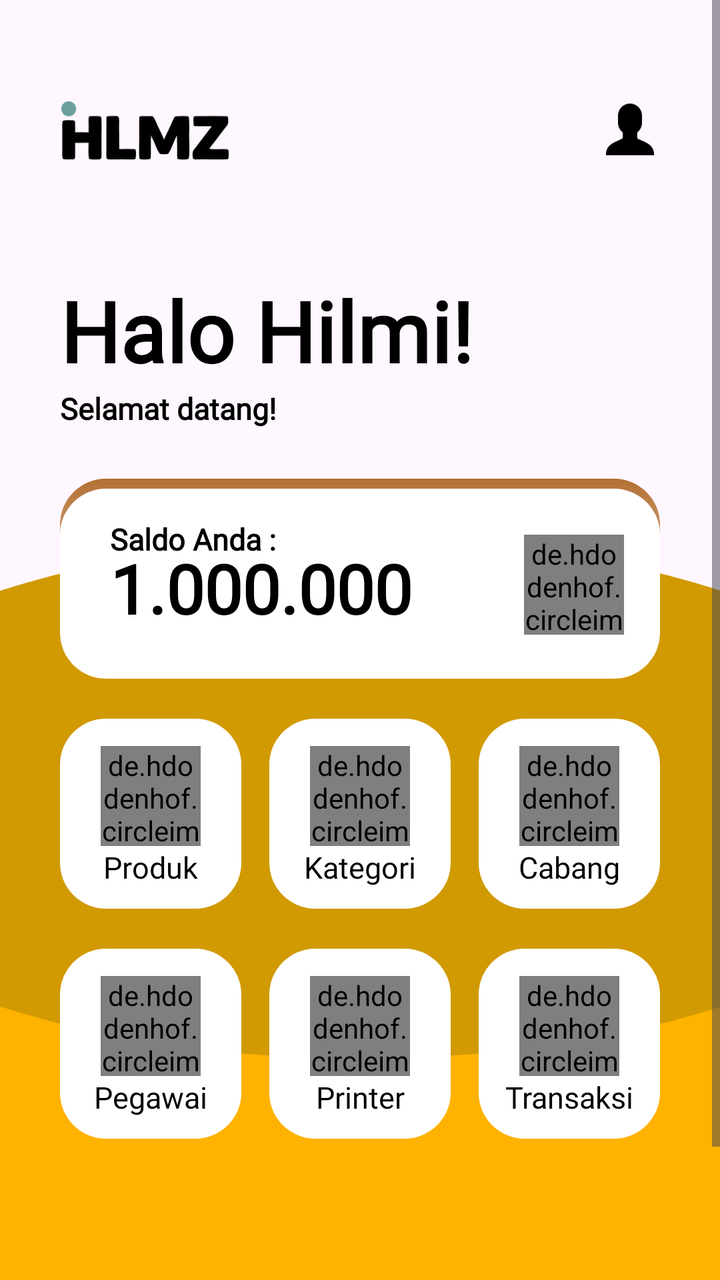
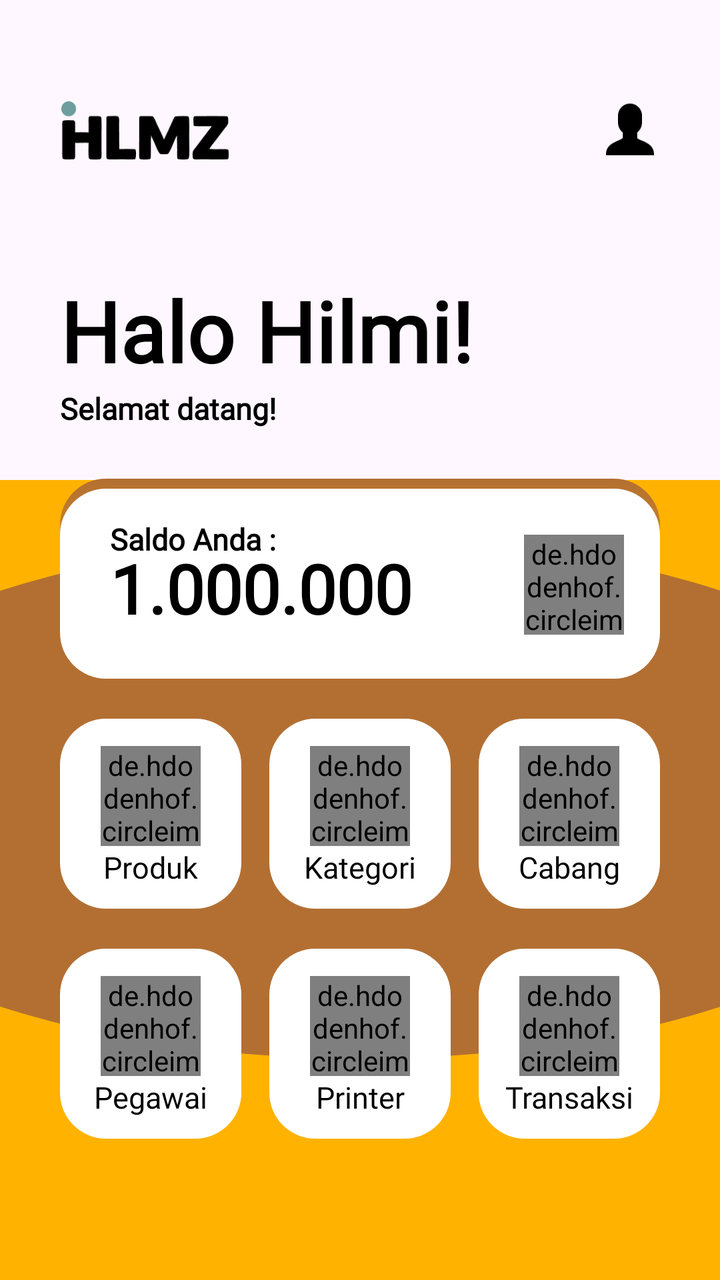

Screens rendered from an Android XML layout before and after an edit, with the pre-edit source and the edit as a unified diff.
<!-- AndroidManifest.xml: application theme Theme.ProjekPenjualanHilmi -->
<!-- res/layout/activity_main.xml -->
<?xml version="1.0" encoding="utf-8"?>
<ScrollView xmlns:android="http://schemas.android.com/apk/res/android"
    xmlns:app="http://schemas.android.com/apk/res-auto"
    xmlns:tools="http://schemas.android.com/tools"
    android:id="@+id/main"
    android:layout_width="match_parent"
    android:layout_height="match_parent"
    android:fillViewport="true"
    tools:context=".MainActivity">

    <androidx.constraintlayout.widget.ConstraintLayout
        android:layout_width="match_parent"
        android:layout_height="wrap_content">

        <ImageView
            android:id="@+id/logoApp"
            android:layout_width="85dp"
            android:layout_height="30dp"
            android:layout_marginTop="50dp"
            android:layout_marginLeft="30dp"
            android:background="@drawable/logohlmz"
            app:layout_constraintTop_toTopOf="parent"
            app:layout_constraintLeft_toLeftOf="parent"/>

        <ImageView
            android:id="@+id/ivProfile"
            android:layout_width="30dp"
            android:layout_height="30dp"
            android:background="@drawable/img"
            android:layout_marginTop="50dp"
            android:layout_marginRight="30dp"
            app:layout_constraintTop_toTopOf="parent"
            app:layout_constraintRight_toRightOf="parent"/>

        <TextView
            android:id="@+id/haihilmi"
            android:layout_width="wrap_content"
            android:layout_height="wrap_content"
            android:fontFamily="@font/alata"
            android:text="Halo Hilmi!"
            android:textColor="@color/black"
            android:textSize="42dp"
            android:textStyle="bold"
            android:layout_marginTop="137dp"
            android:layout_marginLeft="30dp"
            app:layout_constraintTop_toTopOf="parent"
            app:layout_constraintLeft_toLeftOf="parent"/>

        <TextView
            android:id="@+id/selamatdatang"
            android:layout_width="wrap_content"
            android:layout_height="wrap_content"
            android:layout_marginTop="57dp"
            android:fontFamily="@font/alata"
            android:text="Selamat datang!"
            android:textColor="@color/black"
            android:textSize="15sp"
            android:textStyle="bold"
            app:layout_constraintTop_toTopOf="@+id/haihilmi"
            app:layout_constraintLeft_toLeftOf="parent"
            android:layout_marginLeft="30dp"/>

        <ImageView
            android:id="@+id/ivBackgroundBottom"
            android:layout_width="match_parent"
            android:layout_height="400dp"
            android:background="@drawable/kotak"
            app:layout_constraintBottom_toBottomOf="parent"
            app:layout_constraintTop_toBottomOf="@id/selamatdatang"
            android:layout_marginTop="100dp"/>

        <ImageView
            android:id="@+id/ivOval"
            android:layout_width="600dp"
            android:layout_height="260dp"
            android:background="@drawable/oval"
            app:layout_constraintStart_toStartOf="parent"
            app:layout_constraintEnd_toEndOf="parent"
            app:layout_constraintTop_toTopOf="@id/kolomSaldo"
            android:layout_marginTop="30dp"/>

        <androidx.constraintlayout.widget.ConstraintLayout
            android:layout_width="match_parent"
            android:layout_height="100dp"
            android:layout_marginTop="25dp"
            android:id="@+id/kolomSaldo"
            android:background="@drawable/backgroundkotaksaldo"
            android:layout_marginStart="30dp"
            android:layout_marginEnd="30dp"
            app:layout_constraintTop_toBottomOf="@id/selamatdatang">

            <TextView
                android:id="@+id/tvSaldoAnda"
                android:layout_width="wrap_content"
                android:layout_height="wrap_content"
                android:textColor="@color/black"
                android:text="Saldo Anda :"
                android:fontFamily="@font/alata"
                android:textSize="15sp"
                android:textStyle="bold"
                app:layout_constraintLeft_toLeftOf="parent"
                app:layout_constraintTop_toTopOf="parent"
                android:layout_marginLeft="25dp"
                android:layout_marginTop="20dp"/>

            <TextView
                android:id="@+id/tvSaldoValue"
                android:layout_width="wrap_content"
                android:layout_height="wrap_content"
                android:textColor="@color/black"
                android:text="1.000.000"
                android:fontFamily="@font/alata"
                android:textStyle="bold"
                android:textSize="34dp"
                app:layout_constraintLeft_toLeftOf="parent"
                app:layout_constraintTop_toTopOf="@id/tvSaldoAnda"
                android:layout_marginLeft="25dp"
                android:layout_marginTop="12dp"/>

            <de.hdodenhof.circleimageview.CircleImageView
                android:id="@+id/logolaporan"
                android:layout_width="50dp"
                android:layout_height="50dp"
                android:background="@drawable/img_3"
                app:layout_constraintRight_toRightOf="parent"
                app:layout_constraintTop_toTopOf="parent"
                android:layout_marginRight="18dp"
                app:layout_constraintBottom_toBottomOf="parent"
                android:layout_marginTop="6dp"/>

        </androidx.constraintlayout.widget.ConstraintLayout>

        <androidx.constraintlayout.widget.ConstraintLayout
            android:layout_width="0dp"
            android:layout_height="95dp"
            android:id="@+id/menu1"
            android:layout_marginTop="20dp"
            android:layout_marginEnd="7dp"
            app:layout_constraintStart_toStartOf="parent"
            app:layout_constraintEnd_toStartOf="@id/menu2"
            app:layout_constraintTop_toBottomOf="@id/kolomSaldo"
            android:background="@drawable/backgroundkotakmenu"
            android:layout_marginStart="30dp">

            <de.hdodenhof.circleimageview.CircleImageView
                android:layout_width="50dp"
                android:id="@+id/logoproduk"
                android:layout_height="50dp"
                android:background="@drawable/img_4"
                app:layout_constraintStart_toStartOf="parent"
                app:layout_constraintEnd_toEndOf="parent"
                android:layout_marginTop="13dp"
                app:layout_constraintTop_toTopOf="parent"
                app:layout_constraintBottom_toTopOf="@id/tvproduk"/>

            <TextView
                android:layout_width="wrap_content"
                android:id="@+id/tvproduk"
                android:layout_height="wrap_content"
                android:text="Produk"
                android:layout_marginBottom="10dp"
                android:fontFamily="@font/alata"
                android:textSize="15sp"
                android:textColor="@color/black"
                app:layout_constraintStart_toStartOf="parent"
                app:layout_constraintEnd_toEndOf="parent"
                app:layout_constraintBottom_toBottomOf="parent"
                app:layout_constraintTop_toBottomOf="@id/logoproduk"/>

        </androidx.constraintlayout.widget.ConstraintLayout>

        <androidx.constraintlayout.widget.ConstraintLayout
            android:layout_width="0dp"
            android:layout_height="95dp"
            android:id="@+id/menu2"
            android:layout_marginEnd="7dp"
            android:layout_marginTop="20dp"
            android:layout_marginStart="7dp"
            app:layout_constraintStart_toEndOf="@id/menu1"
            app:layout_constraintEnd_toStartOf="@id/menu3"
            app:layout_constraintTop_toBottomOf="@id/kolomSaldo"
            android:background="@drawable/backgroundkotakmenu">

            <de.hdodenhof.circleimageview.CircleImageView
                android:layout_width="50dp"
                android:id="@+id/logokategori"
                android:layout_height="50dp"
                android:background="@drawable/img_2"
                app:layout_constraintStart_toStartOf="parent"
                app:layout_constraintEnd_toEndOf="parent"
                android:layout_marginTop="13dp"
                app:layout_constraintTop_toTopOf="parent"
                app:layout_constraintBottom_toTopOf="@id/tvkategori"/>

            <TextView
                android:layout_width="wrap_content"
                android:id="@+id/tvkategori"
                android:layout_height="wrap_content"
                android:text="Kategori"
                android:layout_marginBottom="10dp"
                android:fontFamily="@font/alata"
                android:textSize="15sp"
                android:textColor="@color/black"
                app:layout_constraintStart_toStartOf="parent"
                app:layout_constraintEnd_toEndOf="parent"
                app:layout_constraintBottom_toBottomOf="parent"
                app:layout_constraintTop_toBottomOf="@id/logokategori"/>

        </androidx.constraintlayout.widget.ConstraintLayout>

        <androidx.constraintlayout.widget.ConstraintLayout
            android:layout_width="0dp"
            android:layout_height="95dp"
            android:id="@+id/menu3"
            android:layout_marginStart="7dp"
            android:layout_marginTop="20dp"
            app:layout_constraintStart_toEndOf="@id/menu2"
            app:layout_constraintEnd_toEndOf="parent"
            app:layout_constraintTop_toBottomOf="@id/kolomSaldo"
            android:background="@drawable/backgroundkotakmenu"
            android:layout_marginEnd="30dp">

            <de.hdodenhof.circleimageview.CircleImageView
                android:layout_width="50dp"
                android:id="@+id/logocabang"
                android:layout_height="50dp"
                android:background="@drawable/img_5"
                app:layout_constraintStart_toStartOf="parent"
                app:layout_constraintEnd_toEndOf="parent"
                android:layout_marginTop="13dp"
                app:layout_constraintTop_toTopOf="parent"
                app:layout_constraintBottom_toTopOf="@id/tvcabang"/>

            <TextView
                android:layout_width="wrap_content"
                android:id="@+id/tvcabang"
                android:layout_height="wrap_content"
                android:text="Cabang"
                android:layout_marginBottom="10dp"
                android:fontFamily="@font/alata"
                android:textSize="15sp"
                android:textColor="@color/black"
                app:layout_constraintStart_toStartOf="parent"
                app:layout_constraintEnd_toEndOf="parent"
                app:layout_constraintBottom_toBottomOf="parent"
                app:layout_constraintTop_toBottomOf="@id/logocabang"/>

        </androidx.constraintlayout.widget.ConstraintLayout>

        <androidx.constraintlayout.widget.ConstraintLayout
            android:layout_width="0dp"
            android:layout_height="95dp"
            android:id="@+id/menu4"
            android:layout_marginTop="20dp"
            android:layout_marginEnd="7dp"
            app:layout_constraintStart_toStartOf="parent"
            app:layout_constraintEnd_toStartOf="@id/menu5"
            app:layout_constraintTop_toBottomOf="@id/menu1"
            android:background="@drawable/backgroundkotakmenu"
            android:layout_marginStart="30dp">

            <de.hdodenhof.circleimageview.CircleImageView
                android:layout_width="50dp"
                android:id="@+id/logopegawai"
                android:layout_height="50dp"
                android:background="@drawable/img_6"
                app:layout_constraintStart_toStartOf="parent"
                app:layout_constraintEnd_toEndOf="parent"
                android:layout_marginTop="13dp"
                app:layout_constraintTop_toTopOf="parent"
                app:layout_constraintBottom_toTopOf="@id/tvpegawai"/>

            <TextView
                android:layout_width="wrap_content"
                android:id="@+id/tvpegawai"
                android:layout_height="wrap_content"
                android:text="Pegawai"
                android:layout_marginBottom="10dp"
                android:fontFamily="@font/alata"
                android:textSize="15sp"
                android:textColor="@color/black"
                app:layout_constraintStart_toStartOf="parent"
                app:layout_constraintEnd_toEndOf="parent"
                app:layout_constraintBottom_toBottomOf="parent"
                app:layout_constraintTop_toBottomOf="@id/logopegawai"/>

        </androidx.constraintlayout.widget.ConstraintLayout>

        <androidx.constraintlayout.widget.ConstraintLayout
            android:layout_width="0dp"
            android:layout_height="95dp"
            android:id="@+id/menu5"
            android:layout_marginEnd="7dp"
            android:layout_marginTop="20dp"
            android:layout_marginStart="7dp"
            app:layout_constraintStart_toEndOf="@id/menu4"
            app:layout_constraintEnd_toStartOf="@id/menu6"
            app:layout_constraintTop_toBottomOf="@id/menu2"
            android:background="@drawable/backgroundkotakmenu">

            <de.hdodenhof.circleimageview.CircleImageView
                android:layout_width="50dp"
                android:id="@+id/logoprinter"
                android:layout_height="50dp"
                android:background="@drawable/img_7"
                app:layout_constraintStart_toStartOf="parent"
                app:layout_constraintEnd_toEndOf="parent"
                android:layout_marginTop="13dp"
                app:layout_constraintTop_toTopOf="parent"
                app:layout_constraintBottom_toTopOf="@id/tvprinter"/>

            <TextView
                android:layout_width="wrap_content"
                android:id="@+id/tvprinter"
                android:layout_height="wrap_content"
                android:text="Printer"
                android:layout_marginBottom="10dp"
                android:fontFamily="@font/alata"
                android:textSize="15sp"
                android:textColor="@color/black"
                app:layout_constraintStart_toStartOf="parent"
                app:layout_constraintEnd_toEndOf="parent"
                app:layout_constraintBottom_toBottomOf="parent"
                app:layout_constraintTop_toBottomOf="@id/logoprinter"/>

        </androidx.constraintlayout.widget.ConstraintLayout>

        <androidx.constraintlayout.widget.ConstraintLayout
            android:layout_width="0dp"
            android:layout_height="95dp"
            android:id="@+id/menu6"
            android:layout_marginStart="7dp"
            android:layout_marginTop="20dp"
            app:layout_constraintStart_toEndOf="@id/menu5"
            app:layout_constraintEnd_toEndOf="parent"
            app:layout_constraintTop_toBottomOf="@id/menu3"
            android:background="@drawable/backgroundkotakmenu"
            android:layout_marginEnd="30dp">

            <de.hdodenhof.circleimageview.CircleImageView
                android:layout_width="50dp"
                android:id="@+id/logotransaksi"
                android:layout_height="50dp"
                android:background="@drawable/img_1"
                app:layout_constraintStart_toStartOf="parent"
                app:layout_constraintEnd_toEndOf="parent"
                android:layout_marginTop="13dp"
                app:layout_constraintTop_toTopOf="parent"
                app:layout_constraintBottom_toTopOf="@id/tvtransaksi"/>

            <TextView
                android:layout_width="wrap_content"
                android:id="@+id/tvtransaksi"
                android:layout_height="wrap_content"
                android:text="Transaksi"
                android:layout_marginBottom="10dp"
                android:fontFamily="@font/alata"
                android:textSize="15sp"
                android:textColor="@color/black"
                app:layout_constraintStart_toStartOf="parent"
                app:layout_constraintEnd_toEndOf="parent"
                app:layout_constraintBottom_toBottomOf="parent"
                app:layout_constraintTop_toBottomOf="@id/logotransaksi"/>

        </androidx.constraintlayout.widget.ConstraintLayout>

    </androidx.constraintlayout.widget.ConstraintLayout>

</ScrollView>
<!-- resources referenced by this layout -->
<resources>
  <color name="black">#FF000000</color>
  <!-- drawable backgroundkotakmenu (drawable) -->
  <?xml version="1.0" encoding="utf-8"?>
  <shape xmlns:android="http://schemas.android.com/apk/res/android">
      <solid android:color="#FFFFFF" /> <corners android:radius="23dp" />
  </shape>
  <!-- drawable backgroundkotaksaldo (drawable) -->
  <?xml version="1.0" encoding="utf-8"?>
  <layer-list xmlns:android="http://schemas.android.com/apk/res/android">
  
      <item>
          <shape android:shape="rectangle">
              <corners android:radius="23dp" />
              <gradient
                  android:angle="270"
                  android:endColor="#00000000"
                  android:startColor="#b36f32" />
          </shape>
      </item>
  
      <item android:top="5dp">
          <shape android:shape="rectangle">
              <solid android:color="#FFFFFF" /> <corners android:radius="23dp" />
          </shape>
      </item>
  
  </layer-list>
  <!-- drawable img: png bitmap (drawable, 991 bytes) -->
  <!-- drawable img_1: png bitmap (drawable, 3787 bytes) -->
  <!-- drawable img_2: png bitmap (drawable, 1990 bytes) -->
  <!-- drawable img_3: png bitmap (drawable, 571 bytes) -->
  <!-- drawable img_4: png bitmap (drawable, 1900 bytes) -->
  <!-- drawable img_5: png bitmap (drawable, 1796 bytes) -->
  <!-- drawable img_6: png bitmap (drawable, 2794 bytes) -->
  <!-- drawable img_7: png bitmap (drawable, 1251 bytes) -->
  <!-- drawable kotak (drawable) -->
  <?xml version="1.0" encoding="utf-8"?>
  <shape xmlns:android="http://schemas.android.com/apk/res/android">
      <solid android:color="#FFB200"/>
  </shape>
  <!-- drawable logohlmz: png bitmap (drawable, 2785 bytes) -->
  <!-- drawable oval (drawable) -->
  <?xml version="1.0" encoding="utf-8"?>
  <shape xmlns:android="http://schemas.android.com/apk/res/android"
      android:shape="oval">
  
      <solid android:color="#D19A02" />
  
      <size
          android:width="100dp"
          android:height="60dp" />
  </shape>
  <style name="Theme.ProjekPenjualanHilmi" parent="Base.Theme.ProjekPenjualanHilmi" />
  <style name="Base.Theme.ProjekPenjualanHilmi" parent="Theme.Material3.Light.NoActionBar">
          
          
      </style>
</resources>

<!-- the commit's change to res/layout/activity_main.xml (unified diff, before → after) -->
@@ -66,7 +66,6 @@
             android:layout_height="400dp"
             android:background="@drawable/kotak"
             app:layout_constraintBottom_toBottomOf="parent"
-            app:layout_constraintTop_toBottomOf="@id/selamatdatang"
             android:layout_marginTop="100dp"/>
 
         <ImageView
<!-- resource entries referenced after the edit -->
@@ -46,7 +46,7 @@
   <shape xmlns:android="http://schemas.android.com/apk/res/android"
       android:shape="oval">
   
-      <solid android:color="#D19A02" />
+      <solid android:color="#b36f32" />
   
       <size
           android:width="100dp"
